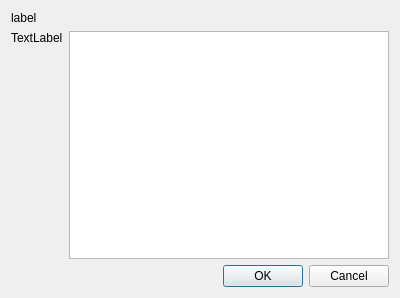
First picture: the form in ScrollMessageBox.ui, repository scottaronbloom/Utils, before the edit.
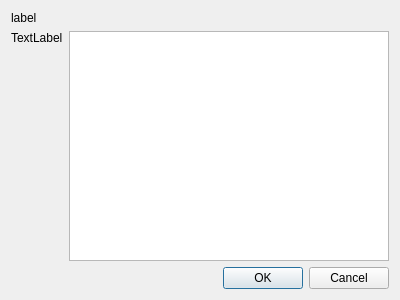
Second picture: the form after the edit.

```diff
--- a/ScrollMessageBox.ui
+++ b/ScrollMessageBox.ui
@@ -7,7 +7,7 @@
     <x>0</x>
     <y>0</y>
     <width>400</width>
-    <height>298</height>
+    <height>300</height>
    </rect>
   </property>
   <property name="windowTitle">
```
Left out of the diff: 20 changed lines with no effect on the pictures.
